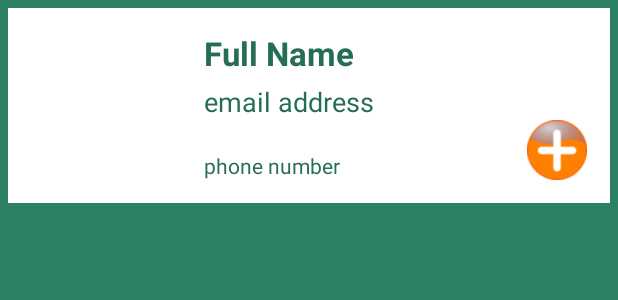
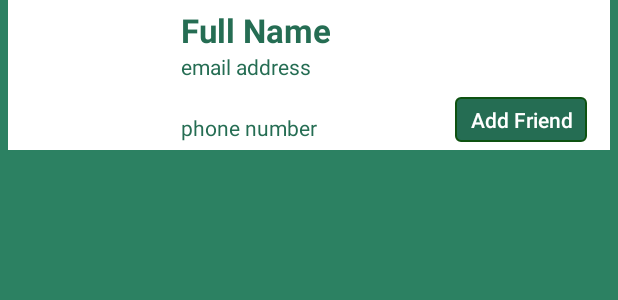
Before and after one commit to lakshangamage/MagaSalakuna, an Android app: the layout friend_row_layout.xml on its own in the app's theme, with its tools: preview values and no code run, on a phone screen of 412 x 824 dp. Shown: the top 300 px of the screen. Run offline under Robolectric (Android 15) with nearby library versions, the light colour scheme and no system bars.

Commit message:
added add friends

```diff
--- a/app/src/main/AndroidManifest.xml
+++ b/app/src/main/AndroidManifest.xml
@@ -14,7 +14,8 @@
         android:label="@string/app_name"
         android:supportsRtl="true"
         android:theme="@style/AppTheme"
-        android:largeHeap="true">
+        android:largeHeap="true"
+        android:hardwareAccelerated="false">
 
         <meta-data
             android:name="com.facebook.sdk.ApplicationId"
--- a/app/src/main/java/com/project_maga_salakuna/magasalakuna/View/FriendsFragment.java
+++ b/app/src/main/java/com/project_maga_salakuna/magasalakuna/View/FriendsFragment.java
@@ -206,7 +206,7 @@ public class FriendsFragment extends Fragment {
             if (file_url != null){
                 Toast.makeText(activity, file_url, Toast.LENGTH_LONG).show();
             }
-            adapter = new FriendsLargeRecyclerAdaptor(searchList);
+            //adapter = new FriendsLargeRecyclerAdaptor(searchList,getActivity());
             recyclerView.setAdapter(adapter);
             //adapter.notifyDataSetChanged();
         }
--- /dev/null
+++ b/app/src/main/res/drawable/addfriendbutton.xml
@@ -0,0 +1,24 @@
+<?xml version="1.0" encoding="utf-8"?>
+<selector xmlns:android="http://schemas.android.com/apk/res/android" >
+    <item android:state_pressed="true" >
+        <shape android:shape="rectangle" >
+            <corners android:radius="3dip" />
+            <stroke android:width="1dip" android:color="@color/colorPrimary" />
+            <solid android:color="@color/colorPrimary"/>
+        </shape>
+    </item>
+    <item android:state_focused="true">
+        <shape android:shape="rectangle"  >
+            <corners android:radius="3dip" />
+            <stroke android:width="1dip" android:color="@color/colorPrimary" />
+            <solid android:color="@color/colorPrimaryDark"/>
+        </shape>
+    </item>
+    <item >
+        <shape android:shape="rectangle"  >
+            <corners android:radius="3dip" />
+            <stroke android:width="1dip" android:color="@color/colorPrimary" />
+            <solid android:color="@color/colorPrimaryDark"/>
+        </shape>
+    </item>
+</selector>
--- a/app/src/main/res/layout/activity_search_results.xml
+++ b/app/src/main/res/layout/activity_search_results.xml
@@ -3,6 +3,7 @@
     xmlns:tools="http://schemas.android.com/tools"
     android:layout_width="match_parent"
     android:layout_height="match_parent"
+    android:background="@android:color/white"
     tools:context="com.project_maga_salakuna.magasalakuna.View.SearchResultsActivity">
     <android.support.design.widget.AppBarLayout
         android:layout_width="match_parent"
@@ -26,5 +27,5 @@
         android:layout_below="@id/appbarlayout"
         android:id="@+id/friendsrecyclervirew"
         android:scrollbars="vertical"
-        android:background="@color/colorPrimaryDark" />
+        android:background="@android:color/white" />
 </RelativeLayout>
--- a/app/src/main/res/layout/friend_row_layout.xml
+++ b/app/src/main/res/layout/friend_row_layout.xml
@@ -1,16 +1,22 @@
 <?xml version="1.0" encoding="utf-8"?>
 <RelativeLayout xmlns:android="http://schemas.android.com/apk/res/android"
-    android:layout_width="match_parent" android:layout_height="130dp"
+    android:layout_width="match_parent" android:layout_height="100dp"
     android:gravity="center_vertical"
-    android:padding="15dp"
+    android:paddingTop="5dp"
+    android:paddingBottom="5dp"
+    android:paddingLeft="15dp"
+    android:paddingRight="15dp"
     android:background="#ffffff"
-    android:layout_margin="5dp">
+    android:layout_marginBottom="5dp"
+    android:layout_marginLeft="5dp"
+    android:layout_marginRight="5dp"
+    android:elevation="10dp">
 
     <ImageView
-        android:layout_width="100dp"
-        android:layout_height="100dp"
+        android:layout_width="90dp"
+        android:layout_height="90dp"
         android:id="@+id/photoView"
-        android:layout_marginRight="15dp" />
+        android:layout_marginRight="10dp" />
 
     <TextView
         android:layout_width="wrap_content"
@@ -21,17 +27,15 @@
         android:layout_alignParentTop="true"
         android:layout_centerHorizontal="true"
         android:layout_toRightOf="@+id/photoView"
-        android:layout_marginBottom="5dp"
         android:textColor="@color/colorPrimaryDark"
         android:textStyle="bold" />
 
     <TextView
         android:layout_width="wrap_content"
         android:layout_height="wrap_content"
-        android:textAppearance="?android:attr/textAppearanceMedium"
+        android:textAppearance="?android:attr/textAppearanceSmall"
         android:text="email address"
         android:id="@+id/emailTxtView"
-        android:layout_centerVertical="true"
         android:layout_alignStart="@id/fullnameTxt"
         android:layout_alignLeft="@id/fullnameTxt"
         android:layout_below="@id/fullnameTxt"
@@ -48,16 +52,28 @@
         android:layout_toEndOf="@id/photoView"
         android:textColor="@color/colorPrimaryDark" />
 
-    <ImageButton
-        android:layout_width="40dp"
-        android:layout_height="40dp"
-        android:id="@+id/addfriendbtn"
-        android:layout_alignParentBottom="true"
-        android:layout_alignParentRight="true"
-        android:layout_alignParentEnd="true"
-        android:src="@drawable/addfriendbtn"
-        android:background="@android:color/transparent"
-        android:scaleType="fitCenter"
-        android:adjustViewBounds="true"/>
+        <Button
+            android:layout_width="wrap_content"
+            android:layout_height="30dp"
+            android:id="@+id/addfriendbtn"
+            android:text="Add Friend"
+            android:textColor="@android:color/white"
+            android:background="@drawable/addfriendbutton"
+            android:textAllCaps="false"
+            android:layout_alignParentBottom="true"
+            android:layout_alignParentRight="true"
+            android:layout_alignParentEnd="true"
+            />
+    <!--<ImageButton-->
+        <!--android:layout_width="40dp"-->
+        <!--android:layout_height="40dp"-->
+        <!--android:id="@+id/addfriendbtn"-->
+        <!--android:layout_alignParentBottom="true"-->
+        <!--android:layout_alignParentRight="true"-->
+        <!--android:layout_alignParentEnd="true"-->
+        <!--android:src="@drawable/addfriendbtn"-->
+        <!--android:background="@android:color/transparent"-->
+        <!--android:scaleType="fitCenter"-->
+        <!--android:adjustViewBounds="true"/>-->
 
 </RelativeLayout>
```
Also changed, not shown: app/src/main/java/com/project_maga_salakuna/magasalakuna/Controller/FriendsLargeRecyclerAdaptor.java (+137 -19 lines), app/src/main/java/com/project_maga_salakuna/magasalakuna/Model/CircleView.java (+38 -33 lines), app/src/main/java/com/project_maga_salakuna/magasalakuna/Model/Friends.java (added, +40 -0 lines), app/src/main/java/com/project_maga_salakuna/magasalakuna/View/HomeFragment.java (+56 -11 lines), app/src/main/java/com/project_maga_salakuna/magasalakuna/View/SearchResultsActivity.java (+14 -2 lines).
